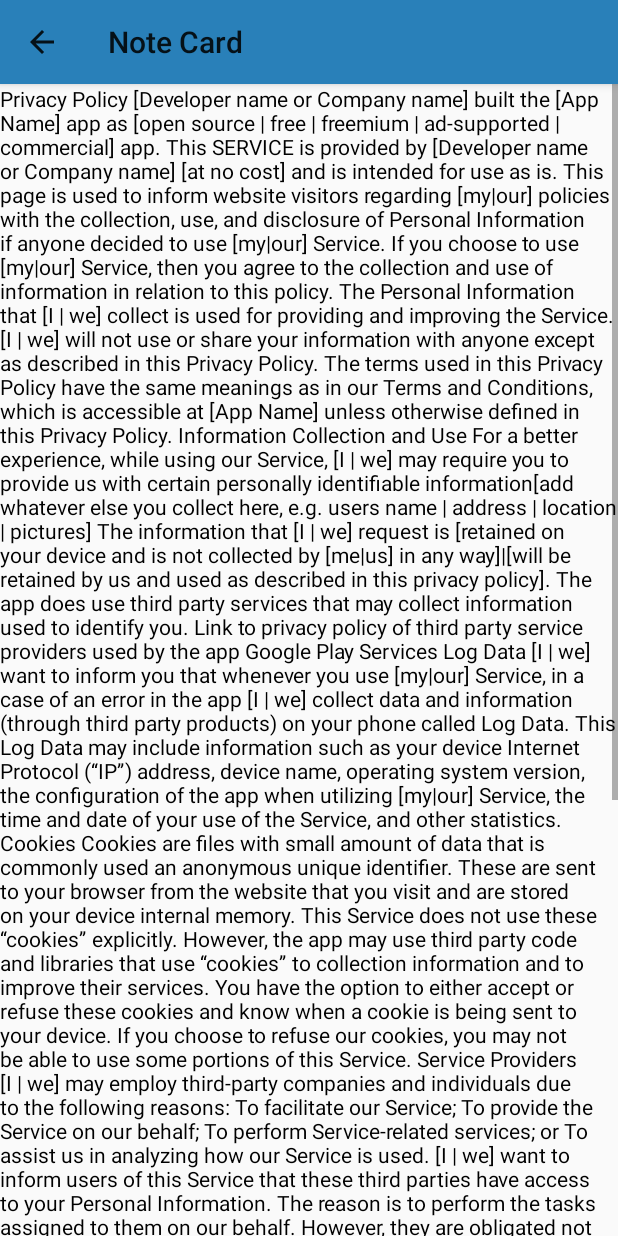
After one commit to divyankvijayvergiya/Capstone_Project, an Android app: the PrivacyPolicyActivity screen opened directly, with no data from a screen before it, on a phone screen of 412 x 824 dp. The commit adds this screen. Run offline under Robolectric (Android 15) with nearby library versions, the phone set to English and light mode, and no system bars.

Commit message:
Bugs fixes

```diff
--- a/app/src/main/AndroidManifest.xml
+++ b/app/src/main/AndroidManifest.xml
@@ -37,6 +37,7 @@
         <activity android:name=".StoryCreateActivity" />
         <activity android:name=".VideoActivity" />
         <activity android:name=".SettingsActivity" />
+        <activity android:name=".PrivacyPolicyActivity"></activity>
 
         <receiver android:name=".widget.NoteWidgetProvider">
             <intent-filter>
--- a/app/src/main/java/application/example/com/notecard/MainActivity.java
+++ b/app/src/main/java/application/example/com/notecard/MainActivity.java
@@ -143,7 +143,11 @@ public class MainActivity extends AppCompatActivity
             startActivity(settingsIntent);
 
 
-        }  else if (id == R.id.nav_logout) {
+        } else if(id==R.id.privacy_policy){
+            Intent intent=new Intent(MainActivity.this,PrivacyPolicyActivity.class);
+            startActivity(intent);
+        }
+        else if (id == R.id.nav_logout) {
             AuthUI.getInstance().signOut(this);
         }
 
--- /dev/null
+++ b/app/src/main/java/application/example/com/notecard/PrivacyPolicyActivity.java
@@ -0,0 +1,35 @@
+package application.example.com.notecard;
+
+import android.os.Bundle;
+import android.support.annotation.Nullable;
+import android.support.v7.app.AppCompatActivity;
+import android.support.v7.widget.Toolbar;
+import android.view.MenuItem;
+import android.widget.TextView;
+
+/**
+ * Created by Dell on 12-10-2017.
+ */
+
+public class PrivacyPolicyActivity extends AppCompatActivity {
+    TextView privacy;
+    @Override
+    protected void onCreate(@Nullable Bundle savedInstanceState) {
+        super.onCreate(savedInstanceState);
+        setContentView(R.layout.activity_privacy);
+        privacy= (TextView) findViewById(R.id.privacy);
+        Toolbar toolbar = (Toolbar) findViewById(R.id.privacy_toolbar);
+        setSupportActionBar(toolbar);
+        getSupportActionBar().setDisplayHomeAsUpEnabled(true);
+
+
+    }
+    public boolean onOptionsItemSelected(MenuItem item) {
+        int id = item.getItemId();
+        if (id == android.R.id.home) {
+            onBackPressed();
+        }
+        return true;
+
+    }
+}
--- /dev/null
+++ b/app/src/main/res/drawable/ic_info_outline_black_24px.xml
@@ -0,0 +1,5 @@
+<vector android:autoMirrored="true" android:height="24dp"
+    android:viewportHeight="24.0" android:viewportWidth="24.0"
+    android:width="24dp" xmlns:android="http://schemas.android.com/apk/res/android">
+    <path android:fillColor="#000000" android:pathData="M11,17h2v-6h-2v6zM12,2C6.48,2 2,6.48 2,12s4.48,10 10,10 10,-4.48 10,-10S17.52,2 12,2zM12,20c-4.41,0 -8,-3.59 -8,-8s3.59,-8 8,-8 8,3.59 8,8 -3.59,8 -8,8zM11,9h2L13,7h-2v2z"/>
+</vector>
--- /dev/null
+++ b/app/src/main/res/layout/activity_privacy.xml
@@ -0,0 +1,28 @@
+<?xml version="1.0" encoding="utf-8"?>
+<LinearLayout xmlns:android="http://schemas.android.com/apk/res/android"
+    android:orientation="vertical" android:layout_width="match_parent"
+    android:layout_height="match_parent">
+    <android.support.v7.widget.Toolbar xmlns:android="http://schemas.android.com/apk/res/android"
+        xmlns:app="http://schemas.android.com/apk/res-auto"
+
+        android:id="@+id/privacy_toolbar"
+        android:layout_width="match_parent"
+        android:layout_height="?attr/actionBarSize"
+        android:background="?attr/colorPrimary"
+        android:elevation="4dp"
+        android:theme="@style/ThemeOverlay.AppCompat.ActionBar"
+        app:popupTheme="@style/ThemeOverlay.AppCompat.Light">
+
+    </android.support.v7.widget.Toolbar>
+    <ScrollView
+        android:layout_width="match_parent"
+        android:layout_height="match_parent">
+    <TextView
+        android:id="@+id/privacy"
+        android:layout_width="match_parent"
+        android:layout_height="match_parent"
+        android:text="@string/privacy"
+        android:textColor="@android:color/black"/>
+    </ScrollView>
+
+</LinearLayout>
--- a/app/src/main/res/menu/activity_main_drawer.xml
+++ b/app/src/main/res/menu/activity_main_drawer.xml
@@ -15,6 +15,10 @@
             android:id="@+id/nav_manage"
             android:icon="@drawable/ic_menu_manage"
             android:title="@string/settings" />
+        <item
+            android:id="@+id/privacy_policy"
+            android:icon="@drawable/ic_info_outline_black_24px"
+            android:title="@string/privacy_policy"></item>
     </group>
 
 
--- a/app/src/main/res/values/strings.xml
+++ b/app/src/main/res/values/strings.xml
@@ -67,6 +67,67 @@
     <string name="no_content">No Content</string>
     <string name="upload_video">Uploading Video...</string>
     <string name="text_screen">Create your notes by clicking on plus button</string>
+    <string name="privacy_policy">Privacy Policy</string>
+    <string name="privacy">Privacy Policy
+
+[Developer name or Company name] built the [App Name] app as [open source | free | freemium | ad-supported | commercial] app. This SERVICE is provided by [Developer name or Company name] [at no cost] and is intended for use as is.
+
+This page is used to inform website visitors regarding [my|our] policies with the collection, use, and disclosure of Personal Information if anyone decided to use [my|our] Service.
+
+If you choose to use [my|our] Service, then you agree to the collection and use of information in relation to this policy. The Personal Information that [I | we] collect is used for providing and improving the Service. [I | we] will not use or share your information with anyone except as described in this Privacy Policy.
+
+The terms used in this Privacy Policy have the same meanings as in our Terms and Conditions, which is accessible at [App Name] unless otherwise defined in this Privacy Policy.
+
+Information Collection and Use
+
+For a better experience, while using our Service, [I | we] may require you to provide us with certain personally identifiable information[add whatever else you collect here, e.g. users name | address | location | pictures] The information that [I | we] request is [retained on your device and is not collected by [me|us] in any way]|[will be retained by us and used as described in this privacy policy].
+
+The app does use third party services that may collect information used to identify you.
+
+Link to privacy policy of third party service providers used by the app
+
+Google Play Services
+Log Data
+
+[I | we] want to inform you that whenever you use [my|our] Service, in a case of an error in the app [I | we] collect data and information (through third party products) on your phone called Log Data. This Log Data may include information such as your device Internet Protocol (“IP”) address, device name, operating system version, the configuration of the app when utilizing [my|our] Service, the time and date of your use of the Service, and other statistics.
+
+Cookies
+
+Cookies are files with small amount of data that is commonly used an anonymous unique identifier. These are sent to your browser from the website that you visit and are stored on your device internal memory.
+
+This Service does not use these “cookies” explicitly. However, the app may use third party code and libraries that use “cookies” to collection information and to improve their services. You have the option to either accept or refuse these cookies and know when a cookie is being sent to your device. If you choose to refuse our cookies, you may not be able to use some portions of this Service.
+
+Service Providers
+
+[I | we] may employ third-party companies and individuals due to the following reasons:
+
+To facilitate our Service;
+To provide the Service on our behalf;
+To perform Service-related services; or
+To assist us in analyzing how our Service is used.
+[I | we] want to inform users of this Service that these third parties have access to your Personal Information. The reason is to perform the tasks assigned to them on our behalf. However, they are obligated not to disclose or use the information for any other purpose.
+
+Security
+
+[I | we] value your trust in providing us your Personal Information, thus we are striving to use commercially acceptable means of protecting it. But remember that no method of transmission over the internet, or method of electronic storage is 100% secure and reliable, and [I | we] cannot guarantee its absolute security.
+
+Links to Other Sites
+
+This Service may contain links to other sites. If you click on a third-party link, you will be directed to that site. Note that these external sites are not operated by [me|us]. Therefore, [I | we] strongly advise you to review the Privacy Policy of these websites. [I | we] have no control over and assume no responsibility for the content, privacy policies, or practices of any third-party sites or services.
+
+Children’s Privacy
+
+These Services do not address anyone under the age of 13. [I | we] do not knowingly collect personally identifiable information from children under 13. In the case [I | we] discover that a child under 13 has provided [me|us] with personal information, [I | we] immediately delete this from our servers. If you are a parent or guardian and you are aware that your child has provided us with personal information, please contact [me|us] so that [I | we] will be able to do necessary actions.
+
+Changes to This Privacy Policy
+
+[I | we] may update our Privacy Policy from time to time. Thus, you are advised to review this page periodically for any changes. [I | we] will notify you of any changes by posting the new Privacy Policy on this page. These changes are effective immediately after they are posted on this page.
+
+Contact Us
+
+If you have any questions or suggestions about [my|our] Privacy Policy, do not hesitate to contact [me|us].
+
+This privacy policy page was created at privacypolicytemplate.net and modified/generated by App Privacy Policy Generator</string>
 
     <string name="intro_message">
         <![CDATA[
```
